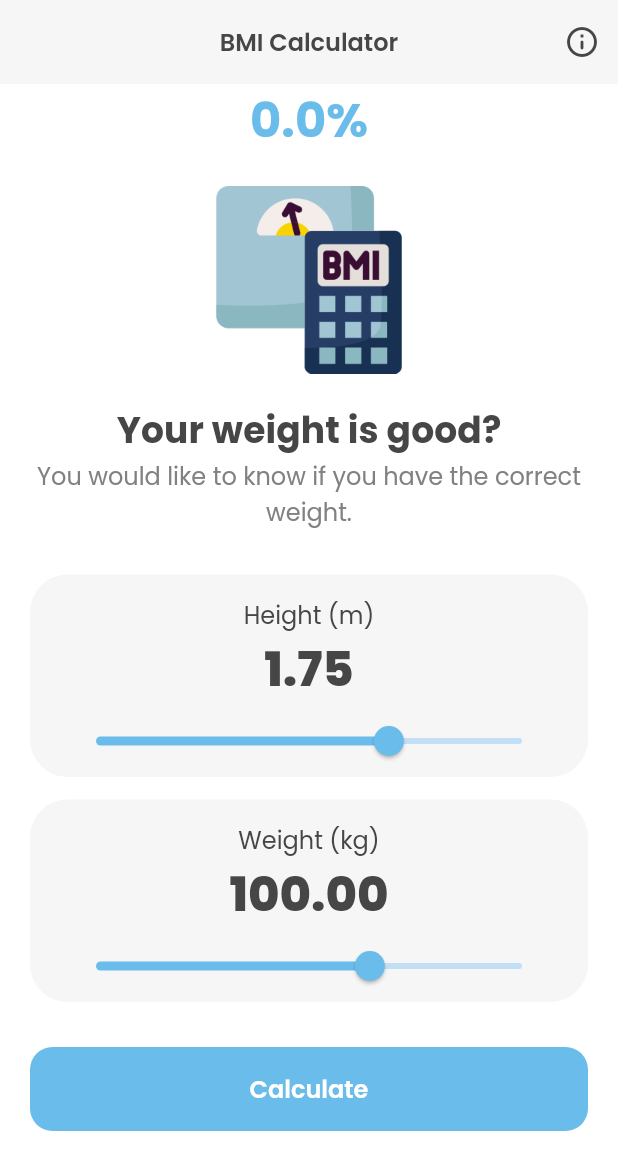
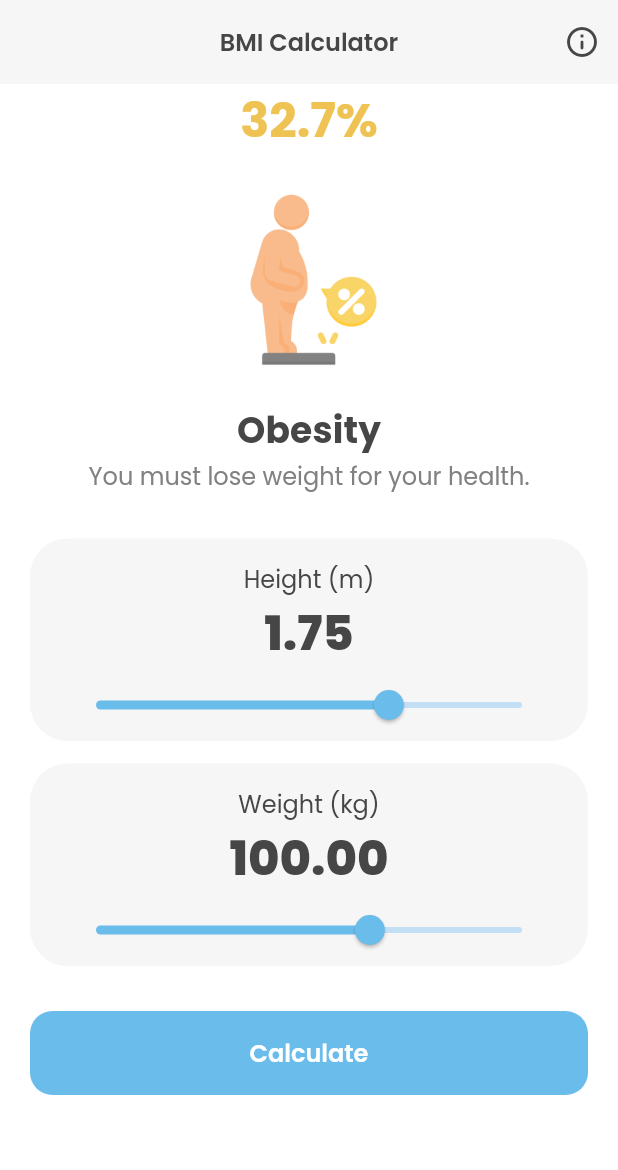
Before and after one commit to YerikAH/calc-IMC, a Flutter app: the screen it shows after launch, after a tap on "Calculate", on a phone screen of 412 x 824 dp. Shown: the top 1170 px of the screen. Run offline on Flutter 3.47's test engine with Material 2 defaults, Android fonts, the light colour scheme and no system bars.

Commit message:
app done

```diff
--- a/lib/screen/home_screen.dart
+++ b/lib/screen/home_screen.dart
@@ -1,3 +1,4 @@
+import 'package:app_calc_imc/theme/theme_app.dart';
 import 'package:app_calc_imc/widget/widgets.dart';
 import 'package:flutter/material.dart';
 
@@ -12,9 +13,34 @@ class HomeScreen extends StatefulWidget {
 class _HomeScreenState extends State<HomeScreen> {
   double weightTotal = 100.0;
   double heightTotal = 1.75;
+  final imagePath = ["assets/bmi.png","assets/bad.png","assets/normal.png","assets/normal-bad.png","assets/bad-bad.png"];
+  final titleSelect = ["Your weight is good?","Underweight","Normal","Top Weight","Obesity"];
+  final textSelect = [
+    "You would like to know if you have the correct weight.",
+    "You need to eat more, and do a lot of physical exercise.",
+    "You are at your ideal weight, stay that way.",
+    "You need to watch your diet and exercise more.",
+    "You must lose weight for your health."
+  ];
+  final colors = [ThemeApp.blue,ThemeApp.blue, ThemeApp.green, ThemeApp.red , ThemeApp.yellow];
+  double percent = 0.0;
+  int selectNumber = 0;
 
   void calcIbm(){
     double result = weightTotal / (heightTotal * heightTotal);
+    if (result <= 18.5) {
+      selectNumber = 1;
+    }else if(result > 18.5 && result <= 24.9){
+      selectNumber = 2;
+    }else if(result >= 25.0 && result <= 29.9){
+      selectNumber = 3;
+    }else{
+      selectNumber = 4;
+    }
+    percent = result;
+    setState(() {
+
+    });
   }
 
   @override
@@ -33,7 +59,7 @@ class _HomeScreenState extends State<HomeScreen> {
         margin: const EdgeInsets.only(right: 20.0,bottom: 30.0,left: 20.0),
         child: ListView(
           children: [
-            const ResultWidget(),
+            ResultWidget(imagePath: imagePath[selectNumber] , title: titleSelect[selectNumber] , percent: percent.toStringAsFixed(1) ,text: textSelect[selectNumber], color: colors[selectNumber],),
             const SizedBox(height:30.0),
             HeightWidget(
               onChange: (value) {
@@ -49,7 +75,7 @@ class _HomeScreenState extends State<HomeScreen> {
               });
             }),),
             const SizedBox(height:30.0),
-            const ButtonopWidget()
+            ButtonopWidget(cacIbm: calcIbm,)
           ],
         ),
       )
--- a/lib/widget/buttonop_widget.dart
+++ b/lib/widget/buttonop_widget.dart
@@ -1,13 +1,15 @@
 import 'package:flutter/material.dart';
 
 class ButtonopWidget extends StatelessWidget {
-
-  const ButtonopWidget({Key? key}) : super(key: key);
+  final Function cacIbm;
+  const ButtonopWidget({Key? key, required this.cacIbm}) : super(key: key);
 
   @override
   Widget build(BuildContext context) {
     return TextButton(
-      onPressed: (){},
+      onPressed: (){
+        cacIbm();
+      },
       child: Padding(
         padding: const EdgeInsets.all(8.0),
         child: Text("Calculate",style: Theme.of(context).textTheme.headlineSmall),
--- a/lib/widget/result_widget.dart
+++ b/lib/widget/result_widget.dart
@@ -1,31 +1,40 @@
 import 'package:flutter/material.dart';
 
 class ResultWidget extends StatelessWidget {
-
-  const ResultWidget({Key? key}) : super(key: key);
+  final String imagePath;
+  final String title;
+  final String text;
+  final String percent;
+  final Color color;
+  const ResultWidget({Key? key, required this.imagePath, required this.title, required this.text, required this.percent, required this.color}) : super(key: key);
 
   @override
   Widget build(BuildContext context) {
-    final resultTitle = Text("0.0%",style: Theme.of(context).textTheme.titleLarge,);
+    final resultTitle = Text("$percent%",style: TextStyle(
+        fontFamily: "Poppins",
+        color: color,
+        fontSize: 32.0,
+        fontWeight: FontWeight.w700),
+      );
     final resultImg = Container(
       margin: const EdgeInsets.symmetric(vertical: 20.0),
       width: 125.0,
       height: 125.0,
-      decoration: const BoxDecoration(
+      decoration: BoxDecoration(
         image: DecorationImage(
-          image: AssetImage("assets/bmi.png"),
+          image: AssetImage(imagePath),
           fit: BoxFit.cover
         )
       ),
     );
 
     final resultSubTitle = Text(
-      "Your weight is good?",
+      title,
       style: Theme.of(context).textTheme.titleSmall,
     );
 
     final resultText = Text(
-      "You would like to know if you have the correct weight.",
+      text,
       style: Theme.of(context).textTheme.bodyMedium,
       textAlign: TextAlign.center,
       );
```
